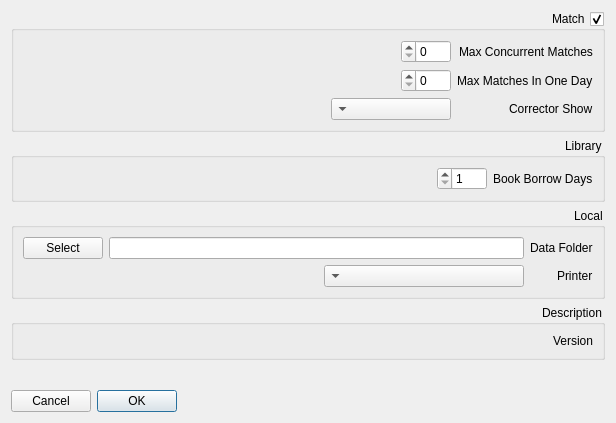
Before: the Qt Designer form optionsform.ui in nournia/ketabkhaane, drawn with Qt 5.
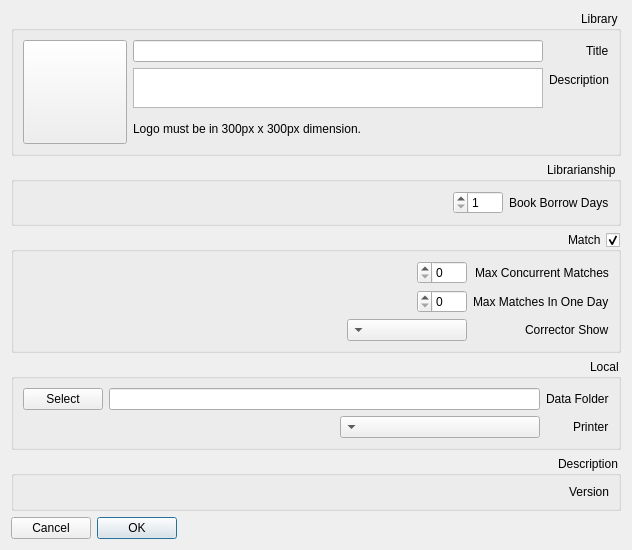
After: the same form once the commit is applied. Icons and pictures are not drawn.

Commit message: add library title and descripiton options

Patch:
```diff
--- a/optionsform.ui
+++ b/optionsform.ui
@@ -6,14 +6,130 @@
    <rect>
     <x>0</x>
     <y>0</y>
-    <width>616</width>
-    <height>423</height>
+    <width>632</width>
+    <height>517</height>
    </rect>
   </property>
   <property name="layoutDirection">
    <enum>Qt::RightToLeft</enum>
   </property>
   <layout class="QVBoxLayout" name="verticalLayout">
+   <item>
+    <widget class="QGroupBox" name="groupBox">
+     <property name="title">
+      <string>Library</string>
+     </property>
+     <layout class="QHBoxLayout" name="horizontalLayout_2">
+      <item>
+       <layout class="QFormLayout" name="formLayout_5">
+        <property name="fieldGrowthPolicy">
+         <enum>QFormLayout::AllNonFixedFieldsGrow</enum>
+        </property>
+        <property name="labelAlignment">
+         <set>Qt::AlignLeading|Qt::AlignLeft|Qt::AlignVCenter</set>
+        </property>
+        <item row="2" column="1">
+         <widget class="QLabel" name="label_9">
+          <property name="text">
+           <string>Logo must be in 300px x 300px dimension.</string>
+          </property>
+         </widget>
+        </item>
+        <item row="0" column="1">
+         <widget class="QLineEdit" name="eLibraryTitle"/>
+        </item>
+        <item row="0" column="0">
+         <widget class="QLabel" name="label_8">
+          <property name="text">
+           <string>Title</string>
+          </property>
+         </widget>
+        </item>
+        <item row="1" column="0">
+         <widget class="QLabel" name="label_10">
+          <property name="text">
+           <string>Description</string>
+          </property>
+         </widget>
+        </item>
+        <item row="1" column="1">
+         <widget class="QTextEdit" name="eLibraryDescription">
+          <property name="maximumSize">
+           <size>
+            <width>16777215</width>
+            <height>40</height>
+           </size>
+          </property>
+          <property name="tabChangesFocus">
+           <bool>true</bool>
+          </property>
+         </widget>
+        </item>
+       </layout>
+      </item>
+      <item>
+       <widget class="QPushButton" name="bLibraryLogo">
+        <property name="minimumSize">
+         <size>
+          <width>104</width>
+          <height>104</height>
+         </size>
+        </property>
+        <property name="maximumSize">
+         <size>
+          <width>104</width>
+          <height>104</height>
+         </size>
+        </property>
+        <property name="toolTip">
+         <string>Logo</string>
+        </property>
+        <property name="text">
+         <string/>
+        </property>
+        <property name="iconSize">
+         <size>
+          <width>100</width>
+          <height>100</height>
+         </size>
+        </property>
+       </widget>
+      </item>
+     </layout>
+    </widget>
+   </item>
+   <item>
+    <widget class="QGroupBox" name="gLibrary">
+     <property name="title">
+      <string>Librarianship</string>
+     </property>
+     <layout class="QFormLayout" name="formLayout_4">
+      <item row="0" column="0">
+       <widget class="QLabel" name="label">
+        <property name="text">
+         <string>Book Borrow Days</string>
+        </property>
+       </widget>
+      </item>
+      <item row="0" column="1">
+       <widget class="QSpinBox" name="sBookBorrowDays">
+        <property name="maximumSize">
+         <size>
+          <width>50</width>
+          <height>16777215</height>
+         </size>
+        </property>
+        <property name="minimum">
+         <number>1</number>
+        </property>
+        <property name="maximum">
+         <number>100</number>
+        </property>
+       </widget>
+      </item>
+     </layout>
+    </widget>
+   </item>
    <item>
     <widget class="QGroupBox" name="gMatch">
      <property name="title">
@@ -89,38 +205,6 @@
      </layout>
     </widget>
    </item>
-   <item>
-    <widget class="QGroupBox" name="gLibrary">
-     <property name="title">
-      <string>Library</string>
-     </property>
-     <layout class="QFormLayout" name="formLayout_4">
-      <item row="0" column="0">
-       <widget class="QLabel" name="label">
-        <property name="text">
-         <string>Book Borrow Days</string>
-        </property>
-       </widget>
-      </item>
-      <item row="0" column="1">
-       <widget class="QSpinBox" name="sBookBorrowDays">
-        <property name="maximumSize">
-         <size>
-          <width>50</width>
-          <height>16777215</height>
-         </size>
-        </property>
-        <property name="minimum">
-         <number>1</number>
-        </property>
-        <property name="maximum">
-         <number>100</number>
-        </property>
-       </widget>
-      </item>
-     </layout>
-    </widget>
-   </item>
    <item>
     <widget class="QGroupBox" name="gLocal">
      <property name="title">
```
The commit also changes 2 other files.
